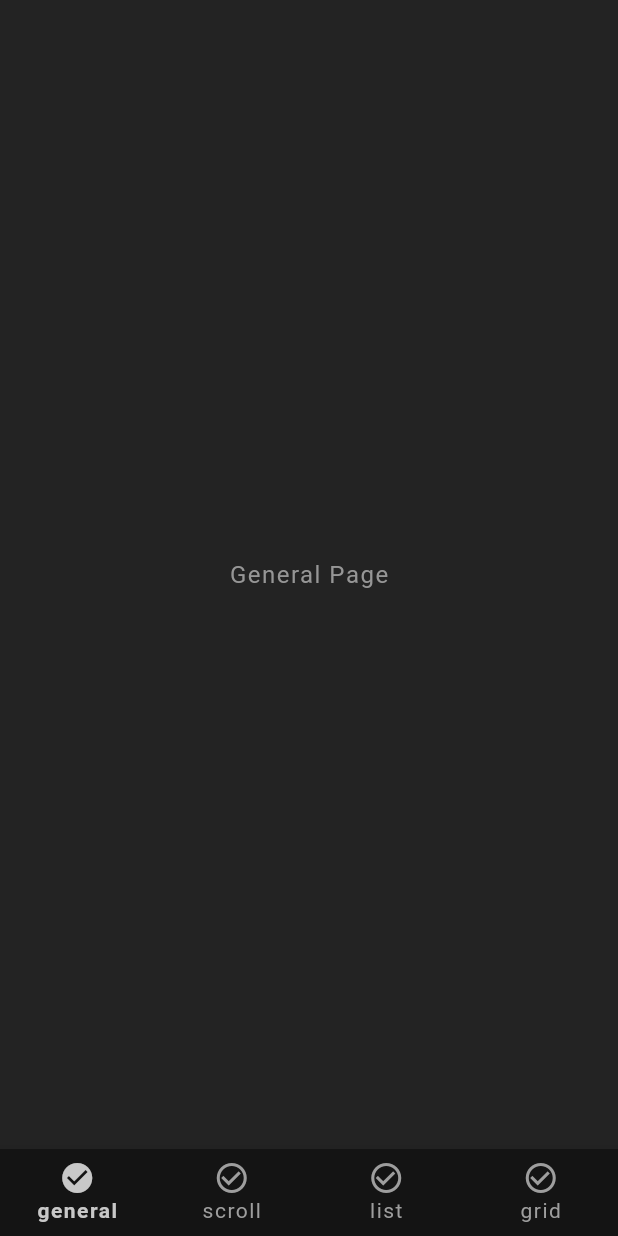
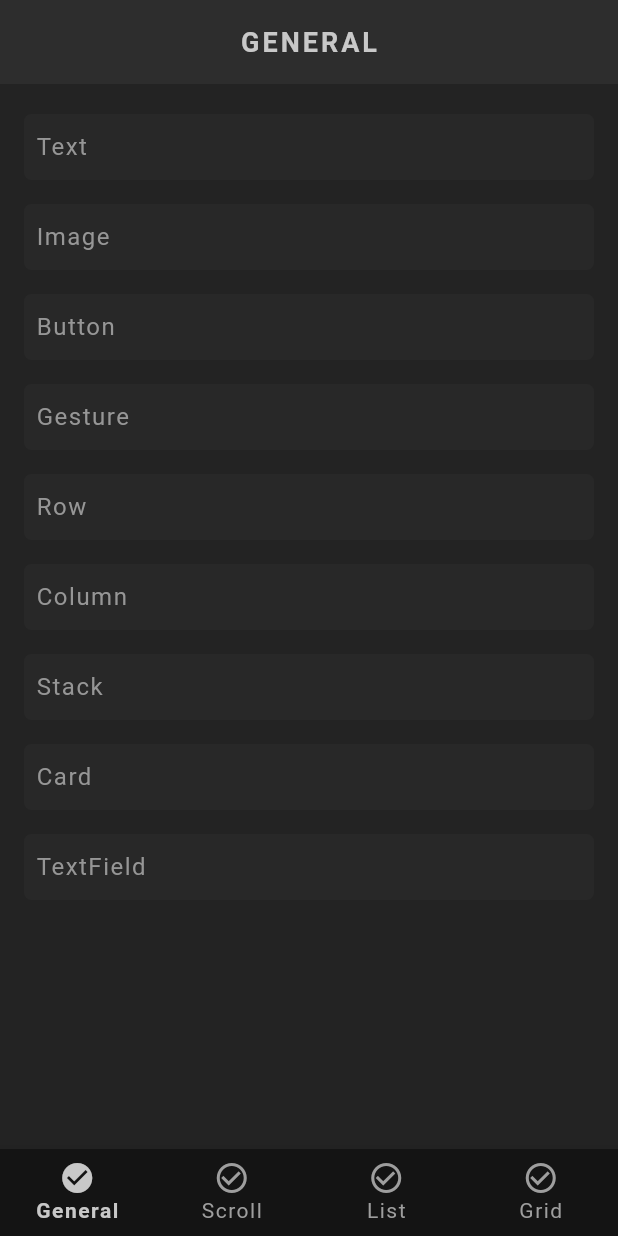
Before and after one commit to wlo1561411/FlutterLearning, a Flutter app: the screen it shows after launch, on a phone screen of 412 x 824 dp. Run offline on Flutter 3.47's test engine with Material 3 defaults, Android fonts, the phone set to English and light mode, and no system bars; our stand-ins replace go_router.

Commit message:
general - 2

```diff
--- a/sharing/lib/bottom_navigation_wrapper.dart
+++ b/sharing/lib/bottom_navigation_wrapper.dart
@@ -19,9 +19,7 @@ class _BottomNavigationWrapperState extends State<BottomNavigationWrapper> {
   @override
   Widget build(BuildContext context) {
     return Scaffold(
-      body: SafeArea(
-        child: widget.child,
-      ),
+      body: widget.child,
       bottomNavigationBar: BottomNavigationBar(
         type: BottomNavigationBarType.fixed,
         currentIndex: widget.child.currentIndex,
@@ -32,7 +30,7 @@ class _BottomNavigationWrapperState extends State<BottomNavigationWrapper> {
           );
           setState(() {});
         },
-        items: AppRoute.values
+        items: TabRoute.values
             .map((e) => BottomNavigationBarItem(
                   icon: Icon(e.unselectedIcon),
                   activeIcon: Icon(e.selectedIcon),
--- /dev/null
+++ b/sharing/lib/pages/general/general_page.dart
@@ -0,0 +1,41 @@
+import 'package:flutter/material.dart';
+import 'package:sharing/router/route.dart';
+import 'package:sharing/router/router.dart';
+import 'package:sharing/shared/scaffold_builder.dart';
+
+class GeneralPage extends StatelessWidget {
+  const GeneralPage({super.key});
+
+  @override
+  Widget build(BuildContext context) {
+    List<GeneralRoute> items = GeneralRoute.values;
+
+    return ScaffoldBuilder.title(
+      appBarTitle: TabRoute.general.text.toUpperCase(),
+      context: context,
+      body: ListView.builder(
+        padding: const EdgeInsets.symmetric(vertical: 20, horizontal: 16),
+        itemCount: items.length,
+        itemExtent: 60,
+        itemBuilder: (ctx, index) {
+          return GestureDetector(
+            onTap: () => AppRouter.router.push(items[index].path),
+            child: Card(
+              child: Padding(
+                padding: const EdgeInsets.all(8.0),
+                child: Row(
+                  children: [
+                    Text(
+                      items[index].text,
+                      style: Theme.of(context).textTheme.bodyMedium,
+                    ),
+                  ],
+                ),
+              ),
+            ),
+          );
+        },
+      ),
+    );
+  }
+}
--- a/sharing/lib/pages/general_page.dart
+++ /dev/null
@@ -1,12 +0,0 @@
-import 'package:flutter/material.dart';
-
-class GeneralPage extends StatelessWidget {
-  const GeneralPage({super.key});
-
-  @override
-  Widget build(BuildContext context) {
-    return Center(
-      child: Text('General Page'),
-    );
-  }
-}
--- a/sharing/lib/router/route.dart
+++ b/sharing/lib/router/route.dart
@@ -1,28 +1,15 @@
 import 'package:flutter/material.dart';
-import 'package:sharing/router/router.dart';
 
-enum AppRoute {
+enum TabRoute {
   general,
   scroll,
   list,
   grid,
 }
 
-extension Path on AppRoute {
-  String get path => '/$text';
-
-  String get text {
-    switch (this) {
-      case AppRoute.general:
-        return 'general';
-      case AppRoute.scroll:
-        return 'scroll';
-      case AppRoute.list:
-        return 'list';
-      case AppRoute.grid:
-        return 'grid';
-    }
-  }
+extension Tab on TabRoute {
+  String get path => '/${toString().split('.').last}';
+  String get text => toString().split('.').last.capitalizeFirstLetter() ?? '';
 
   IconData get unselectedIcon {
     return Icons.check_circle_outline;
@@ -33,6 +20,31 @@ extension Path on AppRoute {
   }
 }
 
-final routes = [
-  AppRouter.tabRoute(),
-];
+enum GeneralRoute {
+  text,
+  image,
+  button,
+  gesture,
+  row,
+  column,
+  stack,
+  card,
+  textField,
+}
+
+extension General on GeneralRoute {
+  String get path => '/${toString().split('.').last}';
+  String get text => toString().split('.').last.capitalizeFirstLetter() ?? '';
+}
+
+extension Capitalize on String {
+  String capitalizeFirstLetter() {
+    final input = this;
+
+    if (input.isEmpty) {
+      return input;
+    }
+
+    return input[0].toUpperCase() + input.substring(1);
+  }
+}
--- a/sharing/lib/router/router.dart
+++ b/sharing/lib/router/router.dart
@@ -1,11 +1,19 @@
 import 'package:flutter/material.dart';
 import 'package:go_router/go_router.dart';
-import 'package:sharing/pages/general_page.dart';
+import 'package:sharing/pages/general/general_page.dart';
+import 'package:sharing/pages/general/sub_pages/text_page.dart';
 import 'package:sharing/pages/grid_page.dart';
 import 'package:sharing/pages/list_page.dart';
 import 'package:sharing/pages/scroll_page.dart';
 import 'package:sharing/router/route.dart';
 import 'package:sharing/bottom_navigation_wrapper.dart';
+
+final _routes = [
+  AppRouter.tabRoute(),
+  GoRoute(path: GeneralRoute.text.path, builder: (context, state) {
+    return const TextPage();
+  }),
+];
 
 class AppRouter {
   static final AppRouter _shared = AppRouter._init();
@@ -28,8 +36,8 @@ class AppRouter {
   AppRouter._init() {
     router = GoRouter(
       navigatorKey: _parentKey,
-      initialLocation: AppRoute.general.path,
-      routes: routes,
+      initialLocation: TabRoute.general.path,
+      routes: _routes,
     );
   }
 
@@ -38,36 +46,36 @@ class AppRouter {
       parentNavigatorKey: _parentKey,
       branches: [
         GoRoute(
-          path: AppRoute.general.path,
+          path: TabRoute.general.path,
           pageBuilder: (context, GoRouterState state) {
-            return getPage(
+            return _getTabPage(
               child: const GeneralPage(),
               state: state,
             );
           },
         ).toStatefulShellBranch(key: _generalKey),
         GoRoute(
-          path: AppRoute.scroll.path,
+          path: TabRoute.scroll.path,
           pageBuilder: (context, GoRouterState state) {
-            return getPage(
+            return _getTabPage(
               child: const ScrollPage(),
               state: state,
             );
           },
         ).toStatefulShellBranch(key: _scrollKey),
         GoRoute(
-          path: AppRoute.list.path,
+          path: TabRoute.list.path,
           pageBuilder: (context, GoRouterState state) {
-            return getPage(
+            return _getTabPage(
               child: const ListPage(),
               state: state,
             );
           },
         ).toStatefulShellBranch(key: _listKey),
         GoRoute(
-          path: AppRoute.grid.path,
+          path: TabRoute.grid.path,
           pageBuilder: (context, GoRouterState state) {
-            return getPage(
+            return _getTabPage(
               child: const GridPage(),
               state: state,
             );
@@ -75,7 +83,7 @@ class AppRouter {
         ).toStatefulShellBranch(key: _gridKey),
       ],
       pageBuilder: (context, state, shell) {
-        return getPage(
+        return _getTabPage(
           child: BottomNavigationWrapper(child: shell),
           state: state,
         );
@@ -83,7 +91,7 @@ class AppRouter {
     );
   }
 
-  static Page getPage({
+  static Page _getTabPage({
     required Widget child,
     required GoRouterState state,
   }) {
--- /dev/null
+++ b/sharing/lib/shared/scaffold_builder.dart
@@ -0,0 +1,21 @@
+import 'package:flutter/material.dart';
+
+class ScaffoldBuilder {
+  static Scaffold title({
+    String appBarTitle = '',
+    required BuildContext context,
+    required Widget body,
+  }) {
+    return Scaffold(
+      appBar: appBarTitle.isNotEmpty
+          ? AppBar(
+        title: Text(
+          appBarTitle,
+          style: Theme.of(context).textTheme.titleMedium,
+        ),
+      )
+          : null,
+      body: body,
+    );
+  }
+}
--- a/sharing/lib/theme.dart
+++ b/sharing/lib/theme.dart
@@ -1,4 +1,5 @@
 import 'package:flutter/material.dart';
+import 'package:flutter/services.dart';
 
 class AppColors {
   static Color primaryColor = const Color.fromRGBO(162, 29, 19, 1);
@@ -62,6 +63,17 @@ ThemeData primaryTheme = ThemeData(
     ),
   ),
 
+  // card
+  cardTheme: CardTheme(
+    color: AppColors.secondaryColor.withOpacity(0.5),
+    surfaceTintColor: Colors.transparent,
+    shape: const RoundedRectangleBorder(
+      borderRadius: BorderRadius.all(Radius.circular(5)),
+    ),
+    shadowColor: Colors.transparent,
+    margin: const EdgeInsets.only(bottom: 16),
+  ),
+
   // input decoration
   inputDecorationTheme: InputDecorationTheme(
     filled: true,
```
Also changed, not shown: sharing/lib/pages/general/sub_pages/text_page.dart (added, +16 -0 lines).
